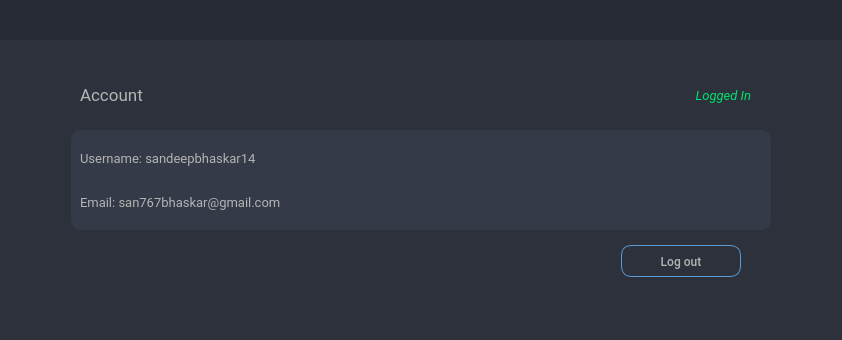
Above: mainUI.ui from sandeepbhaskar14/AI-Personalized-Learning-Desktop-Application before the change; both pictures show x 442 to 1284 and y 0 to 340 of the 1390 by 759 pixel window. Below: the same form after it.
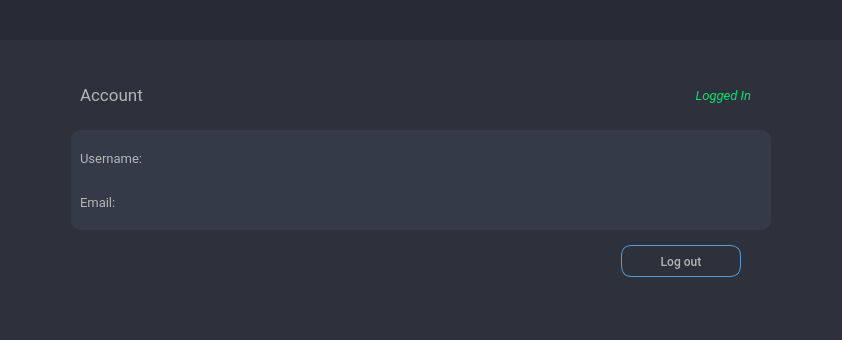
That is the form after the change. The open tabs and pages were chosen to show the change. Icons and pictures are not drawn. Custom widgets are drawn as their Qt base class.

```diff
--- a/mainUI.ui
+++ b/mainUI.ui
@@ -2935,7 +2935,7 @@
 background:transparent;</string>
                                       </property>
                                       <property name="text">
-                                       <string>Username: sandeepbhaskar14</string>
+                                       <string>Username: </string>
                                       </property>
                                      </widget>
                                     </item>
@@ -2952,7 +2952,7 @@
 background:transparent;</string>
                                       </property>
                                       <property name="text">
-                                       <string>Email: san767bhaskar@gmail.com</string>
+                                       <string>Email: </string>
                                       </property>
                                      </widget>
                                     </item>
```
Left out of the diff: 6 changed lines with no effect on the pictures.
